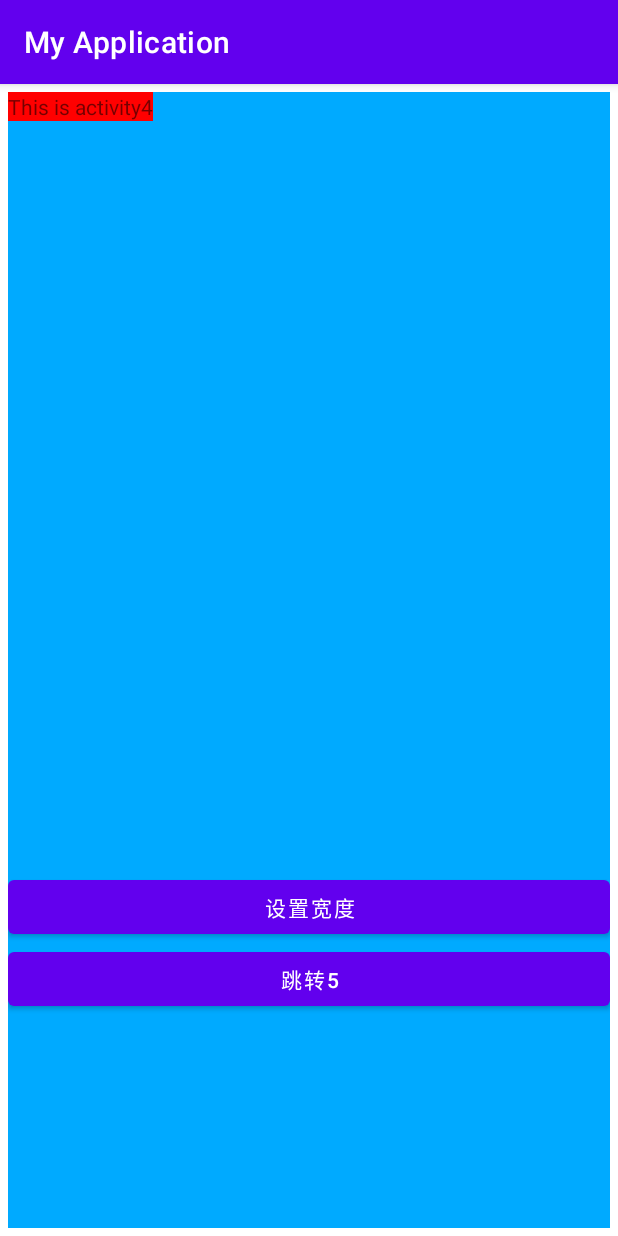
After one commit to VisualNull/AndroidProject, an Android app: the MainActivity4 screen opened directly, with no data from a screen before it, on a phone screen of 412 x 824 dp. The commit adds this screen. Run offline under Robolectric (Android 15) with nearby library versions, the phone set to English and light mode, and no system bars.

Commit message:
2023/3/05/00/36

```diff
--- a/app/src/main/java/com/example/myapplication/MainActivity3.java
+++ b/app/src/main/java/com/example/myapplication/MainActivity3.java
@@ -10,6 +10,7 @@ import android.util.TypedValue;
 import android.view.View;
 import android.widget.Button;
 import android.widget.TextView;
+import android.widget.Toast;
 
 public class MainActivity3 extends AppCompatActivity {
     //
@@ -25,10 +26,14 @@ public class MainActivity3 extends AppCompatActivity {
     protected void onResume() {
         super.onResume();
         setText();
+        goNextPage();
     }
     private void setText()
     {
         new Handler().postDelayed(mSetText,3000);
+    }
+    private void goNextPage(){
+        new Handler().postDelayed(mGoNextPage,5000);
     }
     private Runnable mSetText=new Runnable() {
         @Override
@@ -48,4 +53,10 @@ public class MainActivity3 extends AppCompatActivity {
 
         }
     };
+    private Runnable mGoNextPage=new Runnable() {
+        @Override
+        public void run() {
+            startActivity(new Intent(MainActivity3.this,MainActivity4.class));
+        }
+    };
 }
--- /dev/null
+++ b/app/src/main/java/com/example/myapplication/MainActivity4.java
@@ -0,0 +1,44 @@
+package com.example.myapplication;
+
+import android.content.Context;
+import android.content.Intent;
+import android.os.Bundle;
+import android.view.View;
+import android.view.ViewGroup;
+import android.widget.Button;
+import android.widget.TextView;
+import android.widget.Toast;
+
+
+import androidx.annotation.Nullable;
+import androidx.appcompat.app.AppCompatActivity;
+
+public class MainActivity4 extends AppCompatActivity {
+    @Override
+    protected void onCreate(@Nullable Bundle savedInstanceState) {
+        super.onCreate(savedInstanceState);
+        setContentView(R.layout.activity_main4);
+        Button buttonSetWidth=findViewById(R.id.button2);
+        Button buttonGoNextPage=findViewById(R.id.button3);
+        TextView textView=findViewById(R.id.textViewWarp);
+        buttonSetWidth.setOnClickListener(new View.OnClickListener() {
+            @Override
+            public void onClick(View view) {
+                ViewGroup.LayoutParams  textViewLayoutParams= textView.getLayoutParams();
+                textViewLayoutParams.width=dip2px(MainActivity4.this,500);
+                textView.setLayoutParams(textViewLayoutParams);
+            }
+        });
+        buttonGoNextPage.setOnClickListener(new View.OnClickListener() {
+            @Override
+            public void onClick(View view) {
+                startActivity(new Intent(MainActivity4.this,MainActivity5.class));
+            }
+        });
+    }
+    private int dip2px(Context context,float dpValue)
+    {
+        float scale=context.getResources().getDisplayMetrics().density;
+        return (int)(dpValue*scale+0.5f);
+    }
+}
--- a/app/src/main/res/layout/activity_main2.xml
+++ b/app/src/main/res/layout/activity_main2.xml
@@ -15,6 +15,6 @@
         android:id="@+id/button1"
         android:layout_width="wrap_content"
         android:layout_height="wrap_content"
-        android:text="@string/跳转"
+        android:text="@string/跳转3"
         ></Button>
 </LinearLayout>
--- /dev/null
+++ b/app/src/main/res/layout/activity_main4.xml
@@ -0,0 +1,31 @@
+<?xml version="1.0" encoding="utf-8"?>
+<LinearLayout
+    xmlns:android="http://schemas.android.com/apk/res/android"
+    android:layout_width="match_parent"
+    android:layout_height="match_parent"
+    android:orientation="vertical"
+    android:layout_margin="5dp"
+    android:background="#00aaff"
+    >
+
+    <TextView
+        android:id="@+id/textViewWarp"
+        android:layout_width="wrap_content"
+        android:layout_height="wrap_content"
+        android:layout_marginBottom="500dp"
+        android:background="@color/red"
+        android:text="@string/This4"></TextView>
+
+    <Button
+        android:id="@+id/button2"
+        android:layout_width="match_parent"
+        android:layout_height="wrap_content"
+        android:text="@string/设置宽度"></Button>
+
+    <Button
+        android:id="@+id/button3"
+        android:layout_width="match_parent"
+        android:layout_height="wrap_content"
+        android:text="@string/跳转5"></Button>
+
+</LinearLayout>
--- a/app/src/main/res/values/strings.xml
+++ b/app/src/main/res/values/strings.xml
@@ -1,7 +1,10 @@
 <resources>
     <string name="app_name">My Application</string>
-    <string name="跳转">跳转3</string>
+    <string name="跳转3">跳转3</string>
+    <string name="跳转5">跳转5</string>
+    <string name="设置宽度">设置宽度</string>
     <string name="This2">This is activity2</string>
     <string name="This3">This is activity3</string>
+    <string name="This4">This is activity4</string>
     <string name="Hello">你好世界!</string>
 </resources>
```
Also changed, not shown: app/src/main/AndroidManifest.xml (+8 -0 lines), app/src/main/java/com/example/myapplication/MainActivity5.java (added, +21 -0 lines), app/src/main/res/layout/activity_main5.xml (added, +24 -0 lines).
